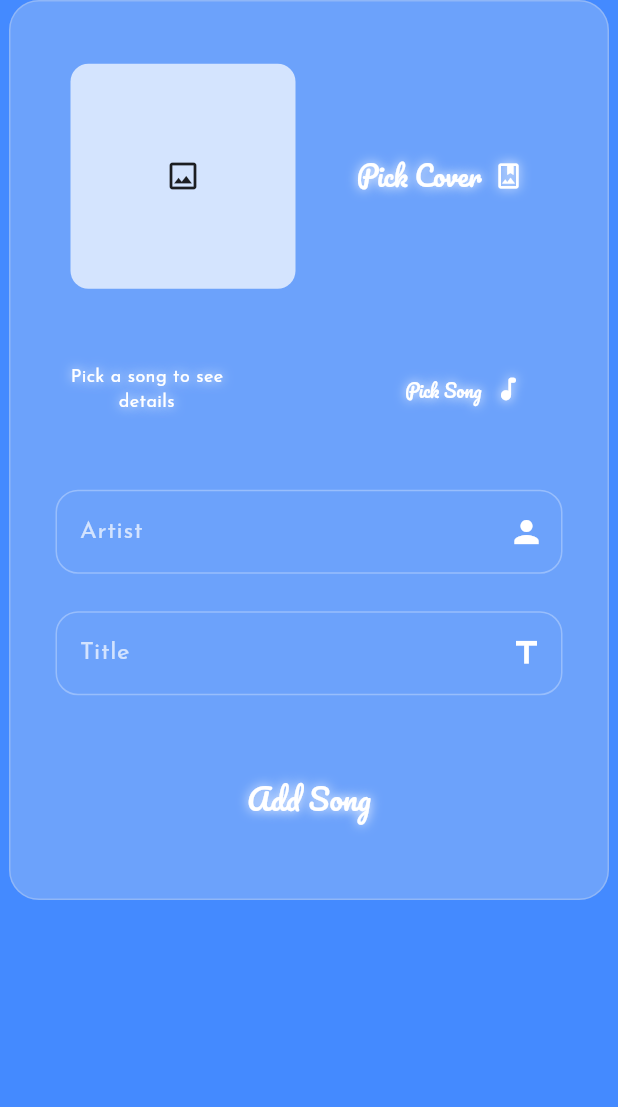
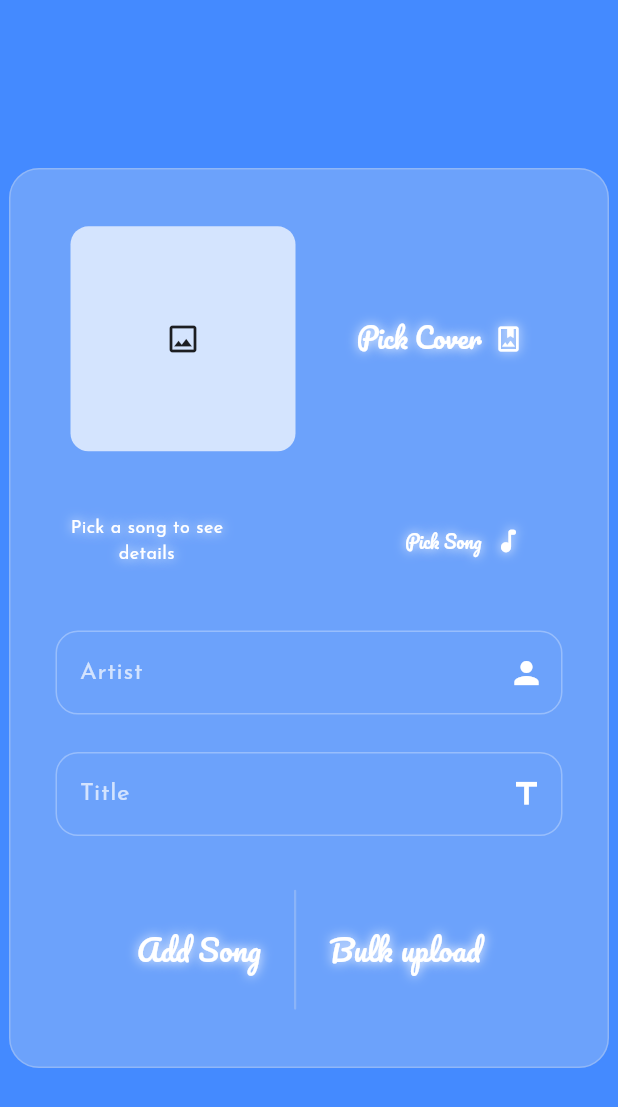
Before and after one commit to skmaity/music_app_admin, a Flutter app: the AddSongsPage screen opened directly, on a phone screen of 412 x 824 dp. Shown: the top 1107 px of the screen. Run offline on Flutter 3.47's test engine with Material 3 defaults, Android fonts, the phone set to English and light mode, and no system bars; our stand-ins replace cached_network_image, dio, file_picker, get, go_router, google_fonts; missing offline and left inert: flutter_media_metadata.

Commit message:
main pc commit

```diff
--- a/lib/main.dart
+++ b/lib/main.dart
@@ -1,11 +1,12 @@
 import 'package:flutter/material.dart';
-import 'package:get/get_navigation/src/root/get_material_app.dart';
+import 'package:go_router/go_router.dart';
 import 'package:google_fonts/google_fonts.dart';
 import 'package:music_app_admin/home_page.dart';
-import 'package:music_app_admin/initial_binding.dart';
+import 'package:music_app_admin/pages/addsongs_page/add_songs_page.dart';
 import 'package:music_app_admin/pages/login_page/login_page.dart';
+
 void main() async {
-    WidgetsFlutterBinding.ensureInitialized();
+  WidgetsFlutterBinding.ensureInitialized();
   runApp(const MyApp());
 }
 
@@ -14,21 +15,39 @@ class MyApp extends StatelessWidget {
 
   @override
   Widget build(BuildContext context) {
-    return GetMaterialApp(
+    return MaterialApp.router(
+      routerConfig: _router,
+
       debugShowCheckedModeBanner: false,
       title: 'Flutter Demo',
       theme: ThemeData(
-       textButtonTheme:  TextButtonThemeData(
-          style: ButtonStyle(textStyle:  WidgetStatePropertyAll(GoogleFonts.pacifico() ),),),
-          textTheme: GoogleFonts.josefinSansTextTheme(),
-
+        textButtonTheme: TextButtonThemeData(
+          style: ButtonStyle(
+            textStyle: WidgetStatePropertyAll(GoogleFonts.pacifico()),
+          ),
+        ),
+        textTheme: GoogleFonts.josefinSansTextTheme(),
         colorScheme: ColorScheme.fromSeed(seedColor: Colors.blue),
         useMaterial3: true,
       ),
-      initialBinding: RootBinding(),
-      home: LoginPage()
-
-      // home : HomePage()
+      // initialBinding: RootBinding(),
+      // home: LoginPage()
+      // home: HomePage()
     );
   }
 }
+
+final GoRouter _router = GoRouter(initialLocation: '/', routes: [
+  GoRoute(
+    path: '/',
+    builder: (context, state) => LoginPage(),
+  ),
+  GoRoute(
+    path: '/home',
+    builder: (context, state) => HomePage(),
+  ),
+  GoRoute(
+    path: '/addsong',
+    builder: (context, state) => AddSongsPage(),
+  )
+]);
--- a/lib/pages/addsongs_page/add_songs_page.dart
+++ b/lib/pages/addsongs_page/add_songs_page.dart
@@ -2,8 +2,6 @@ import 'package:flutter/material.dart';
 import 'package:get/get.dart';
 import 'package:music_app_admin/pages/addsongs_page/add_songs_functions.dart';
 import 'package:music_app_admin/pages/addsongs_page/controllers/add_songs_controller.dart';
-import 'package:music_app_admin/services.dart';
-import 'package:music_app_admin/widgets/alert_msg/alert_msg.dart';
 import 'package:music_app_admin/widgets/top_right_msg.dart';
 
 class AddSongsPage extends StatefulWidget {
@@ -42,9 +40,8 @@ class _AddSongsPageState extends State<AddSongsPage> {
   Widget build(BuildContext context) {
     return Scaffold(
       backgroundColor: Colors.blueAccent,
-      body: SingleChildScrollView(
-        child: Column(
-          mainAxisAlignment: MainAxisAlignment.center,
+      body: Stack(
+        alignment: Alignment.center,
         children: [
           Center(
             child: Container(
@@ -162,8 +159,7 @@ class _AddSongsPageState extends State<AddSongsPage> {
                                             height: 10,
                                           ),
                                           Text(
-                                              _functions
-                                                      .pickedSongData.isNotEmpty
+                                            _functions.pickedSongData.isNotEmpty
                                                 ? "${_functions.pickedSongData['fileSize']} MB"
                                                 : 'null',
                                             style: TextStyle(
@@ -257,15 +253,15 @@ class _AddSongsPageState extends State<AddSongsPage> {
                                 enabledBorder: OutlineInputBorder(
                                     borderSide:
                                         BorderSide(color: Colors.white30),
-                                      borderRadius: BorderRadius.all(
-                                          Radius.circular(15))),
+                                    borderRadius:
+                                        BorderRadius.all(Radius.circular(15))),
 
                                 // focused border
                                 focusedBorder: OutlineInputBorder(
                                     borderSide:
                                         BorderSide(color: Colors.white30),
-                                      borderRadius: BorderRadius.all(
-                                          Radius.circular(15))),
+                                    borderRadius:
+                                        BorderRadius.all(Radius.circular(15))),
                                 suffixIcon: Icon(
                                   Icons.person,
                                   color: Colors.white,
@@ -273,8 +269,8 @@ class _AddSongsPageState extends State<AddSongsPage> {
                                 hintText: "Artist",
                                 hintStyle: TextStyle(color: Colors.white70),
                                 border: OutlineInputBorder(
-                                      borderRadius: BorderRadius.all(
-                                          Radius.circular(10)))),
+                                    borderRadius:
+                                        BorderRadius.all(Radius.circular(10)))),
                             autovalidateMode: AutovalidateMode.onUnfocus,
                             validator: (value) {
                               if (value == null || value.isEmpty) {
@@ -299,15 +295,15 @@ class _AddSongsPageState extends State<AddSongsPage> {
                                 enabledBorder: OutlineInputBorder(
                                     borderSide:
                                         BorderSide(color: Colors.white30),
-                                      borderRadius: BorderRadius.all(
-                                          Radius.circular(15))),
+                                    borderRadius:
+                                        BorderRadius.all(Radius.circular(15))),
 
                                 // focused border
                                 focusedBorder: OutlineInputBorder(
                                     borderSide:
                                         BorderSide(color: Colors.white30),
-                                      borderRadius: BorderRadius.all(
-                                          Radius.circular(15))),
+                                    borderRadius:
+                                        BorderRadius.all(Radius.circular(15))),
                                 suffixIcon: Icon(
                                   Icons.title,
                                   color: Colors.white,
@@ -315,8 +311,8 @@ class _AddSongsPageState extends State<AddSongsPage> {
                                 hintText: "Title",
                                 hintStyle: TextStyle(color: Colors.white70),
                                 border: OutlineInputBorder(
-                                      borderRadius: BorderRadius.all(
-                                          Radius.circular(10)))),
+                                    borderRadius:
+                                        BorderRadius.all(Radius.circular(10)))),
                             autovalidateMode: AutovalidateMode.onUnfocus,
                             validator: (value) {
                               if (value == null || value.isEmpty) {
@@ -329,23 +325,32 @@ class _AddSongsPageState extends State<AddSongsPage> {
                       ],
                     ),
                   ),
+                  Row(
+                    mainAxisAlignment: MainAxisAlignment.center,
+                    children: [
                       TextButton.icon(
                         iconAlignment: IconAlignment.end,
                         onPressed: () {
-    if (_functions.pickedImg == null || _functions.pickedSong == null) {
-      showOverlayToast(context, false, 'Please pick a cover and song file');
+                          if (_functions.pickedImg == null ||
+                              _functions.pickedSong == null) {
+                            showOverlayToast(context, false,
+                                'Please pick a cover and song file');
                             return;
                           }
 
                           if (_formKey.currentState!.validate()) {
                             controller.addSong(
-          _functions.pickedImg, _functions.pickedSong, artist.text, title.text,context);
+                                _functions.pickedImg,
+                                _functions.pickedSong,
+                                artist.text,
+                                title.text,
+                                context);
                             ScaffoldMessenger.of(context).showSnackBar(
                               const SnackBar(content: Text('Processing Data')),
                             );
-    }
-    else{
-      showOverlayToast(Get.context!, false, 'Please fill all the fields');
+                          } else {
+                            showOverlayToast(Get.context!, false,
+                                'Please fill all the fields');
                           }
                         },
                         icon: null,
@@ -359,13 +364,40 @@ class _AddSongsPageState extends State<AddSongsPage> {
                           ], color: Colors.white, fontSize: 20),
                         ),
                       ),
+                      Container(
+                        margin: EdgeInsets.symmetric(horizontal: 10),
+                        height: 80,
+                        width: 1.5,
+                        decoration: BoxDecoration(
+                          color:
+                              Colors.grey.shade200.withAlpha(containerOpacity),
+                          borderRadius: BorderRadius.circular(20),
+                        ),
+                      ),
+                      TextButton.icon(
+                        iconAlignment: IconAlignment.end,
+                        onPressed: () {
+                          controller.pickAndBulkUpload(context);
+                        },
+                        icon: null,
+                        label: Text(
+                          'Bulk upload',
+                          style: TextStyle(shadows: [
+                            const Shadow(
+                                blurRadius: 9.0,
+                                color: Colors.white,
+                                offset: Offset(0, 0))
+                          ], color: Colors.white, fontSize: 20),
+                        ),
+                      ),
+                    ],
+                  ),
                 ],
               ),
             ),
           )
         ],
       ),
-      ),
     );
   }
 }
--- a/lib/pages/quick_picks/quick_picks_page.dart
+++ b/lib/pages/quick_picks/quick_picks_page.dart
@@ -71,7 +71,7 @@ class _QuickPicksPageState extends State<QuickPicksPage> {
                               onIconBtnPressed: () {
                                   quickPicksController.removeFromQuickPicks(quickPicksController.quickPicks[index],context).then((v){
 quickPicksController.getQuickPicks(context);
-
+quickPicksController.getAllSongs(context);
                                   });
 
                               },
@@ -128,6 +128,7 @@ quickPicksController.getQuickPicks(context);
                                 onIconBtnPressed: () {
                                 quickPicksController.addToQuickPicks(quickPicksController.allSongs[index], context) .then((v){
 quickPicksController.getQuickPicks(context);
+quickPicksController.getAllSongs(context);
                                 });
                                 },
                                 onpressed: () {},
--- a/pubspec.yaml
+++ b/pubspec.yaml
@@ -38,12 +38,14 @@ dependencies:
   google_fonts: ^6.2.1
   # cloud_firestore: ^5.6.1
   # firebase_core: ^3.10.0
-  file_picker: ^8.1.7
+  file_picker: ^10.1.9
   # firebase_storage: ^12.4.1
   uuid: ^4.5.1
   cached_network_image: ^3.4.1
   dio: ^5.8.0+1
   dart_tags: ^0.4.1
+  flutter_media_metadata: ^1.0.0+1
+  go_router: ^16.1.0
 
 dev_dependencies:
   flutter_test:
```
Also changed, not shown: lib/home_page.dart (+86 -121 lines), lib/pages/addsongs_page/controllers/add_songs_controller.dart (+56 -1 lines), lib/pages/login_page/login_page.dart (+14 -3 lines), lib/pages/quick_picks/song_tile.dart (+4 -4 lines), pubspec.lock, 6 other files. Lines whose indentation alone changed are shown as unchanged.
